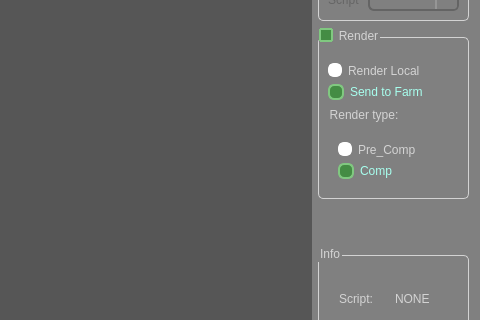
First picture: the form in app/plugins/harmonyFarmManager/ui/dialog.ui, repository otmbneto/BirdoApp, before the edit; both pictures show x 324 to 804 and y 125 to 445 of the 804 by 640 pixel window.
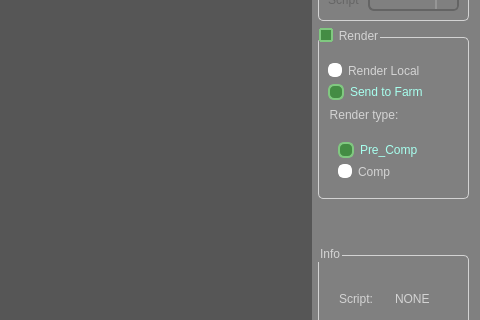
Second picture: the form after the edit.

Commit message: pre_comp render type is checked by default now

Diff of the .ui file:
```diff
--- a/app/plugins/harmonyFarmManager/ui/dialog.ui
+++ b/app/plugins/harmonyFarmManager/ui/dialog.ui
@@ -439,7 +439,7 @@
               <string>Comp</string>
              </property>
              <property name="checked">
-              <bool>true</bool>
+              <bool>false</bool>
              </property>
             </widget>
            </item>
@@ -451,6 +451,9 @@
              <property name="text">
               <string>Pre_Comp</string>
              </property>
+             <property name="checked">
+              <bool>true</bool>
+             </property>
             </widget>
            </item>
           </layout>
```
